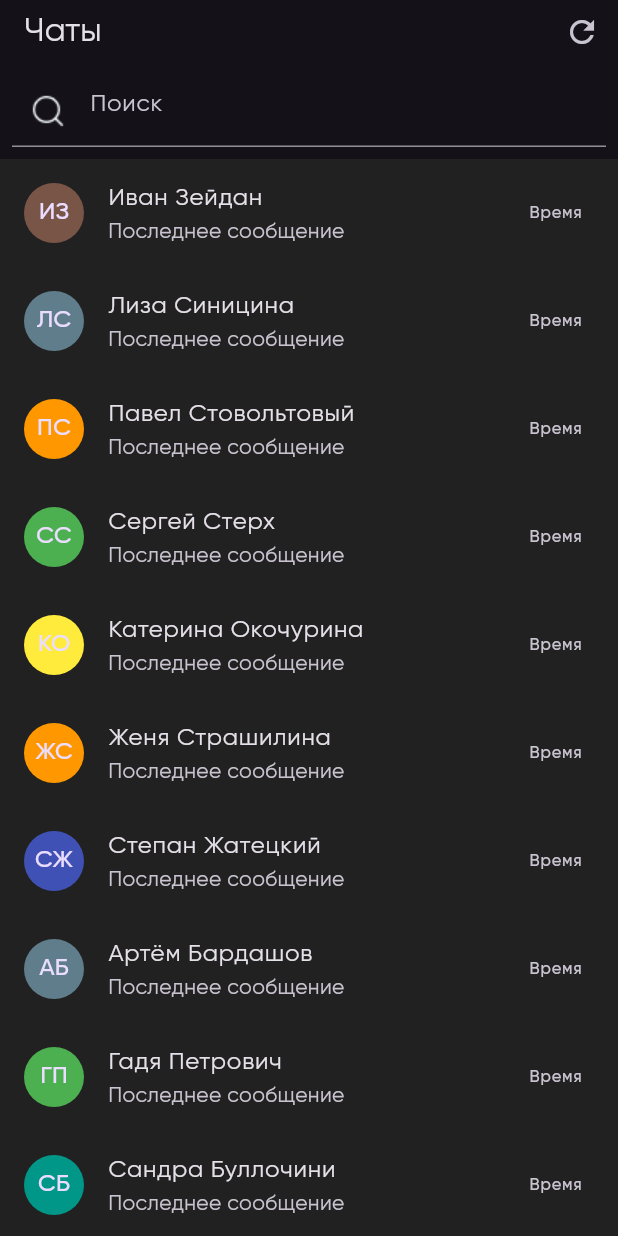
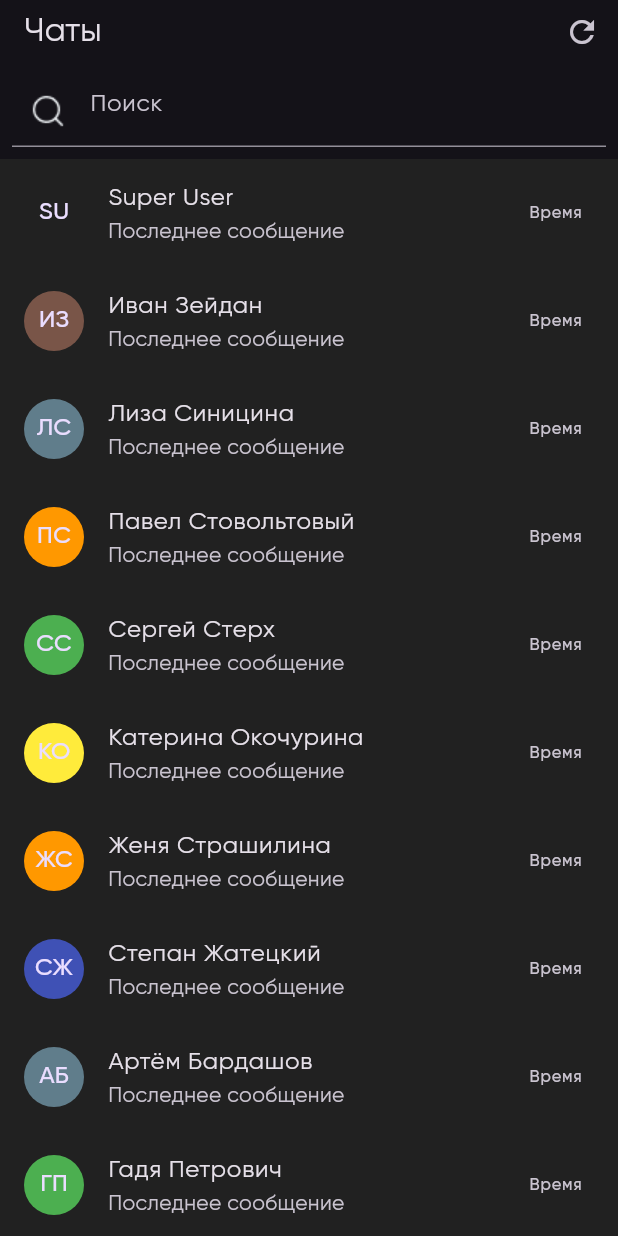
Before and after one commit to OlleZhuk/chat_test, a Flutter app: the screen it shows after launch, on a phone screen of 412 x 824 dp. Run offline on Flutter 3.47's test engine with Material 3 defaults, Android fonts, the phone set to English and light mode, and no system bars; our stand-ins replace flutter_riverpod, hive, hive_flutter; accounts and stored records are empty.

Commit message:
Перенос данных разработчика в файл dev_data.dart

```diff
--- /dev/null
+++ b/lib/model/dev_data/dev_data.dart
@@ -0,0 +1,56 @@
+import 'dart:math';
+
+import 'package:flutter/material.dart';
+
+import '../message.dart';
+import '../user.dart';
+
+final random = Random();
+
+class DevUsers {
+  /// Пользователь superUser - тот, от кого исходящие
+  static User superUser =
+      User('superuser', 'Super', 'User', Colors.transparent);
+
+  /// Остальные пользователи - от которых входящие
+  static List<User> users = [
+    User('01', 'Иван', 'Зейдан',
+        Colors.primaries[random.nextInt(Colors.primaries.length)]),
+    User('02', 'Лиза', 'Синицина',
+        Colors.primaries[random.nextInt(Colors.primaries.length)]),
+    User('03', 'Павел', 'Стовольтовый',
+        Colors.primaries[random.nextInt(Colors.primaries.length)]),
+    User('04', 'Сергей', 'Стерх',
+        Colors.primaries[random.nextInt(Colors.primaries.length)]),
+    User('05', 'Катерина', 'Окочурина',
+        Colors.primaries[random.nextInt(Colors.primaries.length)]),
+    User('06', 'Женя', 'Страшилина',
+        Colors.primaries[random.nextInt(Colors.primaries.length)]),
+    User('07', 'Степан', 'Жатецкий',
+        Colors.primaries[random.nextInt(Colors.primaries.length)]),
+    User('08', 'Артём', 'Бардашов',
+        Colors.primaries[random.nextInt(Colors.primaries.length)]),
+    User('09', 'Гадя', 'Петрович',
+        Colors.primaries[random.nextInt(Colors.primaries.length)]),
+    User('10', 'Сандра', 'Буллочини',
+        Colors.primaries[random.nextInt(Colors.primaries.length)]),
+  ];
+}
+
+Message outgoingMessage(user) => Message(
+      user.id,
+      'Привет, как ты?',
+      '',
+      '',
+      DateTime.now(),
+      true,
+    );
+
+Message incomingMessage(user) => Message(
+      user.id,
+      'Привет, я норм. Как сам?',
+      '',
+      '',
+      DateTime.now().add(const Duration(minutes: 2)),
+      false,
+    );
```
Also changed, not shown: lib/main.dart (+13 -47 lines).
